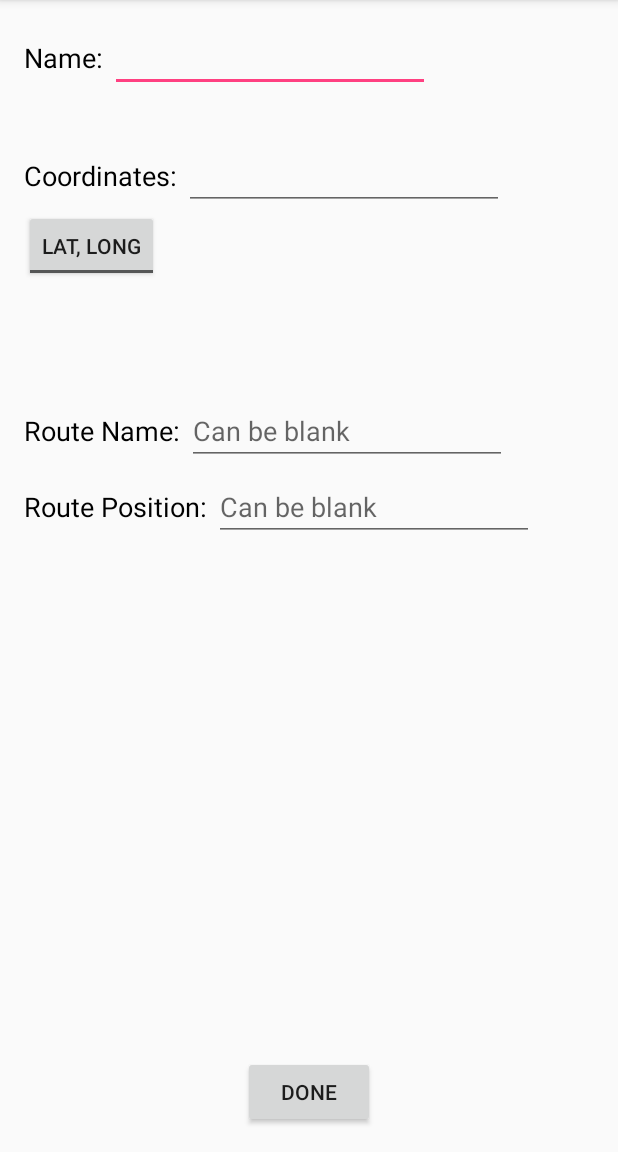
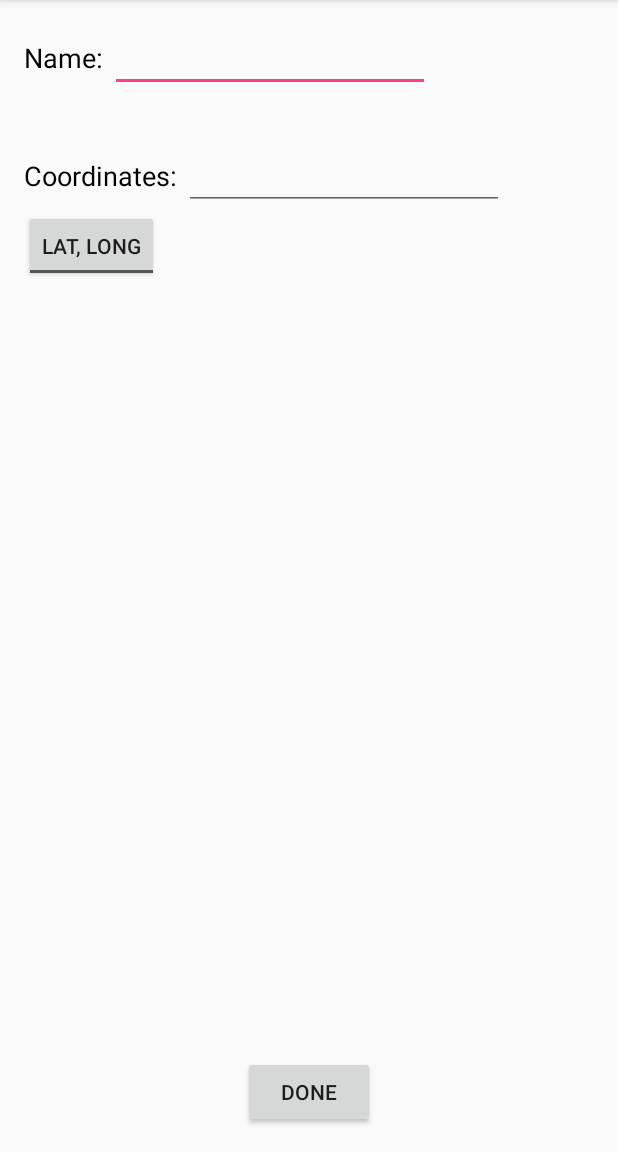
Before and after one commit to josh26turner/Waypoint-Compass, an Android app: the addWayPoint screen opened directly, with no data from a screen before it, on a phone screen of 412 x 824 dp, the part 84-1236 px from its top. Run offline under Robolectric (Android 15) with nearby library versions, the phone set to English and light mode, and no system bars.

Commit message:
Removed routes

```diff
--- a/WaypointCompass/app/src/main/java/com/example/josh/waypointcompass/addWayPoint.java
+++ b/WaypointCompass/app/src/main/java/com/example/josh/waypointcompass/addWayPoint.java
@@ -21,8 +21,6 @@ public class addWayPoint extends AppCompatActivity {
 
     private EditText nameEditor;
     private EditText coordEditor;
-    private EditText routeNameEditor;
-    private EditText positionEditor;
 
     @Override
     protected void onCreate(Bundle savedInstanceState) {
@@ -31,19 +29,14 @@ public class addWayPoint extends AppCompatActivity {
 
         nameEditor = (EditText) findViewById(R.id.nameEditor);
         coordEditor = (EditText) findViewById(R.id.coordEditor);
-        routeNameEditor = (EditText) findViewById(R.id.routeNameEditor);
-        positionEditor = (EditText) findViewById(R.id.positionEditor);
 
         Intent i = getIntent();
         oldWayPoint =(wayPoint) i.getSerializableExtra("wp");
 
-        if (oldWayPoint != null)
-        {
+        if (oldWayPoint != null) {
             update = true;
             nameEditor.setText(oldWayPoint.name);
             coordEditor.setText(oldWayPoint.latitude+", "+oldWayPoint.longitude);
-            routeNameEditor.setText(oldWayPoint.routeName);
-            positionEditor.setText(""+oldWayPoint.routePosition);
         }
 
         ToggleButton toggle = (ToggleButton) findViewById(R.id.toggleButton);
@@ -55,8 +48,7 @@ public class addWayPoint extends AppCompatActivity {
 
     }
 
-    public void done (View view)
-    {
+    public void done (View view) {
         coordinateCheck c = new coordinateCheck();
         String name = nameEditor.getText().toString();
         String coord = coordEditor.getText().toString().toUpperCase();
@@ -65,15 +57,7 @@ public class addWayPoint extends AppCompatActivity {
 
         wayPoint newWayPoint = new wayPoint();
 
-        if (!name.equals("")) newWayPoint.name = name;
-        newWayPoint.routeName = routeNameEditor.getText().toString();
-        try
-        {
-            newWayPoint.routePosition = Integer.parseInt(0+positionEditor.getText().toString());
-        } catch (NumberFormatException e)
-        {
-            e.printStackTrace();
-        }
+        if (!name.equals(""))  newWayPoint.name = name;
 
         if (GridRef)
         {
--- a/WaypointCompass/app/src/main/java/com/example/josh/waypointcompass/wayPoint.java
+++ b/WaypointCompass/app/src/main/java/com/example/josh/waypointcompass/wayPoint.java
@@ -7,6 +7,4 @@ public class wayPoint implements Serializable
     public String name;
     public double longitude;
     public double latitude;
-    public String routeName ="";
-    public int routePosition;
 }
--- a/WaypointCompass/app/src/main/res/layout/activity_add_way_point.xml
+++ b/WaypointCompass/app/src/main/res/layout/activity_add_way_point.xml
@@ -87,54 +87,4 @@
         android:layout_alignParentBottom="true"
         android:layout_centerHorizontal="true" />
 
-    <TextView
-        android:text="Route Name: "
-        android:layout_width="wrap_content"
-        android:layout_height="wrap_content"
-        android:id="@+id/routeName"
-        android:textSize="18sp"
-        android:textColor="@android:color/black"
-        tools:ignore="HardcodedText"
-        android:layout_below="@+id/errorMessage"
-        android:layout_alignParentLeft="true"
-        android:layout_alignParentStart="true"
-        android:layout_marginTop="52dp" />
-
-    <EditText
-        android:layout_width="wrap_content"
-        android:layout_height="wrap_content"
-        android:inputType="textPersonName"
-        android:ems="10"
-        android:id="@+id/routeNameEditor"
-        android:hint="Can be blank"
-        android:layout_alignBaseline="@+id/routeName"
-        android:layout_alignBottom="@+id/routeName"
-        android:layout_toRightOf="@+id/routeName"
-        android:layout_toEndOf="@+id/routeName" />
-
-    <TextView
-        android:text="Route Position: "
-        android:layout_width="wrap_content"
-        android:layout_height="wrap_content"
-        android:id="@+id/position"
-        android:textSize="18sp"
-        android:textColor="@android:color/black"
-        tools:ignore="HardcodedText"
-        android:layout_below="@+id/routeNameEditor"
-        android:layout_alignParentLeft="true"
-        android:layout_alignParentStart="true"
-        android:layout_marginTop="15dp" />
-
-    <EditText
-        android:layout_width="wrap_content"
-        android:layout_height="wrap_content"
-        android:inputType="number"
-        android:ems="10"
-        android:id="@+id/positionEditor"
-        android:hint="Can be blank"
-        android:layout_alignBaseline="@+id/position"
-        android:layout_alignBottom="@+id/position"
-        android:layout_toRightOf="@+id/position"
-        android:layout_toEndOf="@+id/position" />
-
 </RelativeLayout>
```
Also changed, not shown: WaypointCompass/app/src/main/java/com/example/josh/waypointcompass/Display.java (+14 -34 lines), WaypointCompass/app/src/main/java/com/example/josh/waypointcompass/MainActivity.java (+5 -5 lines), WaypointCompass/app/src/main/java/com/example/josh/waypointcompass/db.java (+2 -43 lines), WaypointCompass/app/src/main/java/com/example/josh/waypointcompass/dbListing.java (+1 -65 lines), WaypointCompass/app/src/main/res/layout/activity_db_listing.xml (+3 -21 lines), 2 other files.
